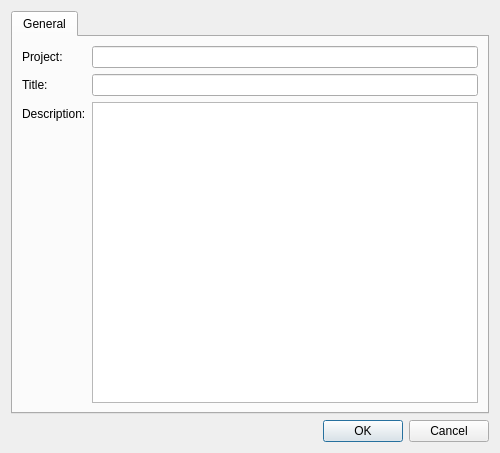
Old version of the form src/gui/browser/metaconfigeditor.ui in the repository javierllorente/qactus.
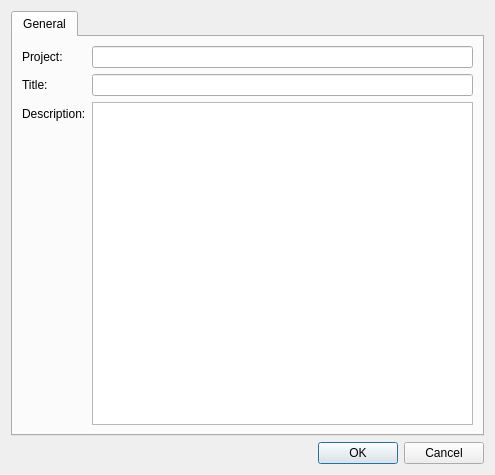
New version of the form.

Commit message: Update MetaConfigEditor's window size

Patch:
```diff
--- a/src/gui/browser/metaconfigeditor.ui
+++ b/src/gui/browser/metaconfigeditor.ui
@@ -6,8 +6,8 @@
    <rect>
     <x>0</x>
     <y>0</y>
-    <width>500</width>
-    <height>453</height>
+    <width>495</width>
+    <height>475</height>
    </rect>
   </property>
   <property name="windowTitle">
```
